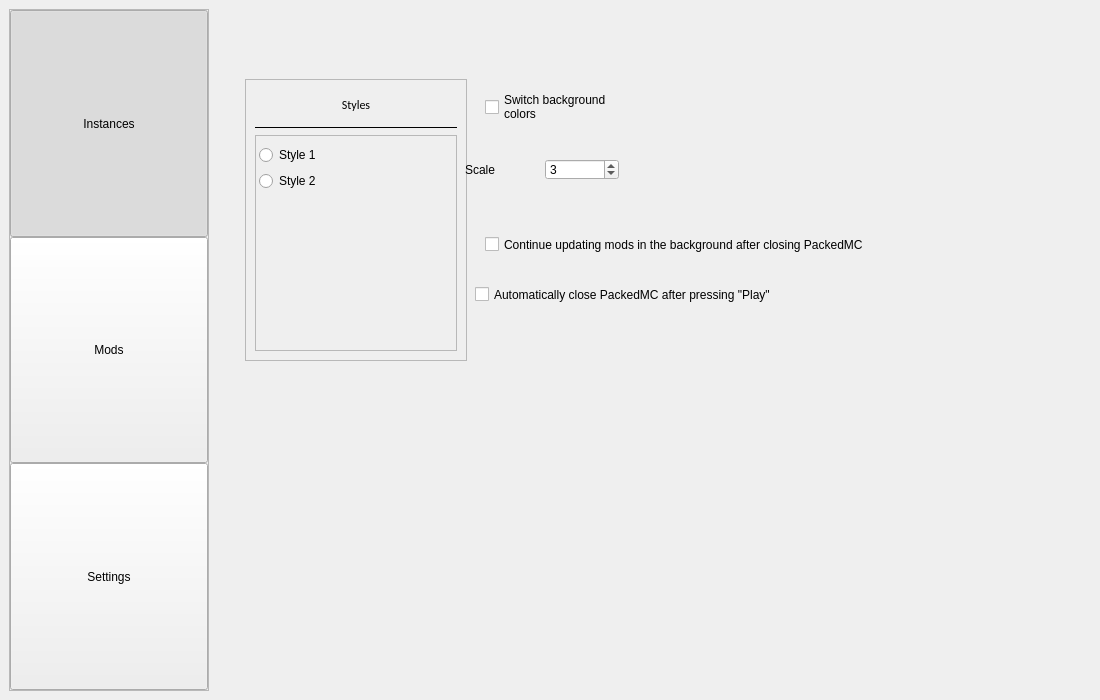
The window that interface/ui_files/interface.ui (shueppin/PackedMC) describes before a commit, drawn with Qt 5.
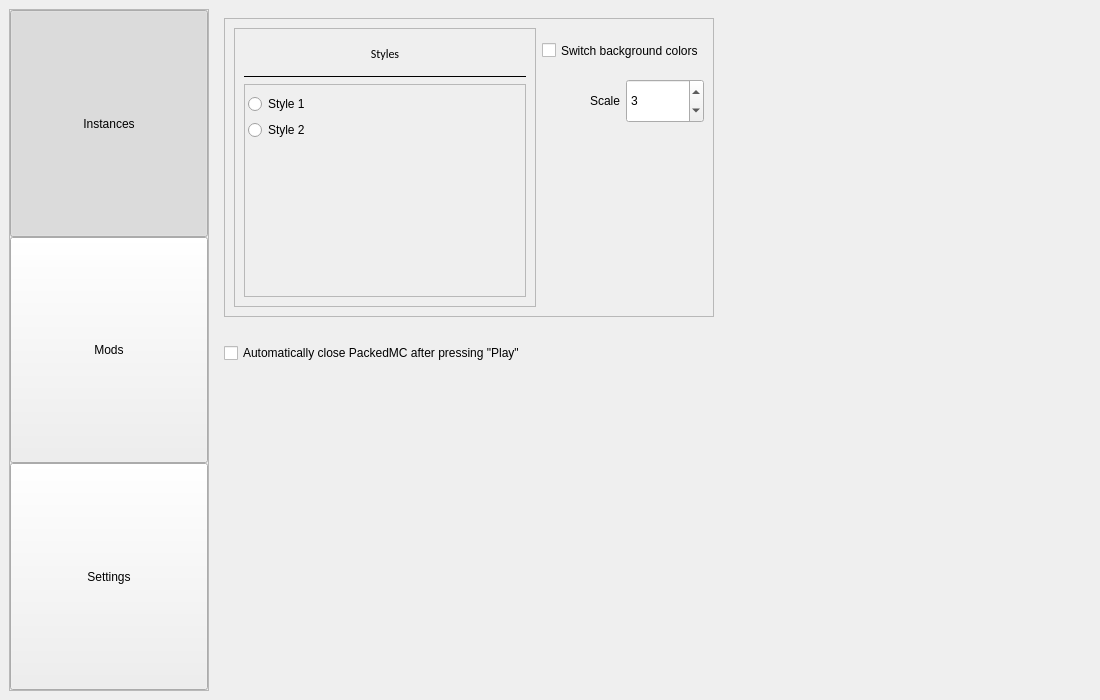
The same window after the commit. The open tabs and pages were chosen to show the change.

Commit message: Add automatically closing window and some beauty changes

```diff
--- a/interface/ui_files/interface.ui
+++ b/interface/ui_files/interface.ui
@@ -681,15 +681,18 @@
        </layout>
       </widget>
       <widget class="QWidget" name="SETTINGS_PAGE">
+       <layout class="QGridLayout" name="gridLayout_4" rowstretch="5,1,5" columnstretch="4,3">
+        <item row="0" column="0">
+         <widget class="QFrame" name="frame_3">
+          <property name="frameShape">
+           <enum>QFrame::StyledPanel</enum>
+          </property>
+          <property name="frameShadow">
+           <enum>QFrame::Raised</enum>
+          </property>
+          <layout class="QGridLayout" name="gridLayout_3" rowstretch="1,1,4" columnstretch="4,1,1">
+           <item row="0" column="0" rowspan="3">
        <widget class="QFrame" name="frame_2">
-        <property name="geometry">
-         <rect>
-          <x>30</x>
-          <y>70</y>
-          <width>222</width>
-          <height>282</height>
-         </rect>
-        </property>
         <property name="frameShape">
          <enum>QFrame::StyledPanel</enum>
         </property>
@@ -776,8 +779,8 @@
              <rect>
               <x>0</x>
               <y>0</y>
-              <width>200</width>
-              <height>214</height>
+                   <width>281</width>
+                   <height>209</height>
              </rect>
             </property>
             <layout class="QVBoxLayout" name="verticalLayout_7">
@@ -820,31 +823,46 @@
          </item>
         </layout>
        </widget>
+           </item>
+           <item row="0" column="1" colspan="2">
        <widget class="QCheckBox" name="SWITCH_SECONDARY_COLOR">
-        <property name="geometry">
-         <rect>
-          <x>270</x>
-          <y>80</y>
-          <width>154</width>
-          <height>36</height>
-         </rect>
+             <property name="sizePolicy">
+              <sizepolicy hsizetype="Minimum" vsizetype="Expanding">
+               <horstretch>0</horstretch>
+               <verstretch>0</verstretch>
+              </sizepolicy>
         </property>
         <property name="focusPolicy">
          <enum>Qt::NoFocus</enum>
         </property>
         <property name="text">
-         <string>Switch background 
-colors</string>
-        </property>
-       </widget>
+              <string>Switch background colors</string>
+             </property>
+            </widget>
+           </item>
+           <item row="1" column="1">
+            <widget class="QLabel" name="label_5">
+             <property name="sizePolicy">
+              <sizepolicy hsizetype="Preferred" vsizetype="Expanding">
+               <horstretch>0</horstretch>
+               <verstretch>0</verstretch>
+              </sizepolicy>
+             </property>
+             <property name="text">
+              <string>Scale</string>
+             </property>
+             <property name="alignment">
+              <set>Qt::AlignRight|Qt::AlignTrailing|Qt::AlignVCenter</set>
+             </property>
+            </widget>
+           </item>
+           <item row="1" column="2">
        <widget class="QSpinBox" name="SCALE_SELECTION">
-        <property name="geometry">
-         <rect>
-          <x>330</x>
-          <y>150</y>
-          <width>74</width>
-          <height>21</height>
-         </rect>
+             <property name="sizePolicy">
+              <sizepolicy hsizetype="Minimum" vsizetype="Expanding">
+               <horstretch>0</horstretch>
+               <verstretch>0</verstretch>
+              </sizepolicy>
         </property>
         <property name="focusPolicy">
          <enum>Qt::NoFocus</enum>
@@ -871,45 +889,63 @@
          <number>3</number>
         </property>
        </widget>
-       <widget class="QLabel" name="label_5">
-        <property name="geometry">
-         <rect>
-          <x>250</x>
-          <y>150</y>
-          <width>74</width>
-          <height>21</height>
-         </rect>
-        </property>
-        <property name="text">
-         <string>Scale</string>
-        </property>
-       </widget>
-       <widget class="QCheckBox" name="checkBox">
-        <property name="geometry">
-         <rect>
-          <x>270</x>
-          <y>220</y>
-          <width>481</width>
-          <height>31</height>
-         </rect>
-        </property>
-        <property name="text">
-         <string>Continue updating mods in the background after closing PackedMC</string>
-        </property>
-       </widget>
-       <widget class="QCheckBox" name="checkBox_2">
-        <property name="geometry">
-         <rect>
-          <x>260</x>
-          <y>270</y>
-          <width>351</width>
-          <height>31</height>
-         </rect>
+           </item>
+           <item row="2" column="1">
+            <spacer name="verticalSpacer_3">
+             <property name="orientation">
+              <enum>Qt::Vertical</enum>
+             </property>
+             <property name="sizeHint" stdset="0">
+              <size>
+               <width>20</width>
+               <height>173</height>
+              </size>
+             </property>
+            </spacer>
+           </item>
+          </layout>
+         </widget>
+        </item>
+        <item row="0" column="1">
+         <spacer name="horizontalSpacer_4">
+          <property name="orientation">
+           <enum>Qt::Horizontal</enum>
+          </property>
+          <property name="sizeHint" stdset="0">
+           <size>
+            <width>362</width>
+            <height>20</height>
+           </size>
+          </property>
+         </spacer>
+        </item>
+        <item row="1" column="0">
+         <widget class="QCheckBox" name="CLOSE_PACKEDMC_BUTTON">
+          <property name="sizePolicy">
+           <sizepolicy hsizetype="Minimum" vsizetype="Expanding">
+            <horstretch>0</horstretch>
+            <verstretch>0</verstretch>
+           </sizepolicy>
         </property>
         <property name="text">
          <string>Automatically close PackedMC after pressing &quot;Play&quot;</string>
         </property>
        </widget>
+        </item>
+        <item row="2" column="0">
+         <spacer name="verticalSpacer_2">
+          <property name="orientation">
+           <enum>Qt::Vertical</enum>
+          </property>
+          <property name="sizeHint" stdset="0">
+           <size>
+            <width>20</width>
+            <height>293</height>
+           </size>
+          </property>
+         </spacer>
+        </item>
+       </layout>
       </widget>
      </widget>
     </item>
```
Left out of the diff: 2 changed lines with no effect on the pictures. Lines whose indentation alone changed are shown as unchanged. The commit also changes 4 other files.
